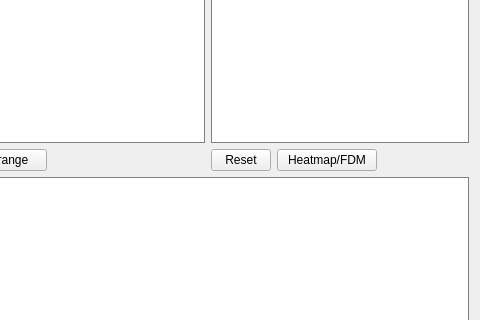
Before: the Qt Designer form pyccapt/files/PyQt6_UI/gui_visualization.ui in mmonajem/pyoxcart, drawn with Qt 5; both pictures show x 328 to 808 and y 141 to 461 of the 808 by 559 pixel window.
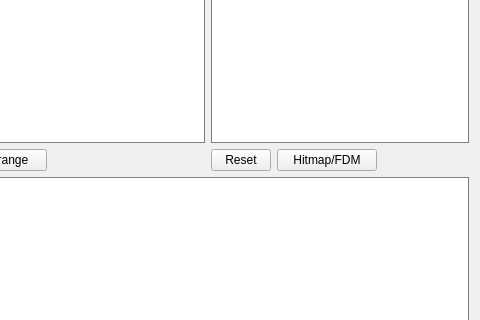
After: the same form once the commit is applied.

```diff
--- a/pyccapt/files/PyQt6_UI/gui_visualization.ui
+++ b/pyccapt/files/PyQt6_UI/gui_visualization.ui
@@ -205,7 +205,7 @@
                                                 </size>
                                             </property>
                                             <property name="text">
-                                                <string>Heatmap/FDM</string>
+                                                <string>Hitmap/FDM</string>
                                             </property>
                                         </widget>
                                     </item>
```
